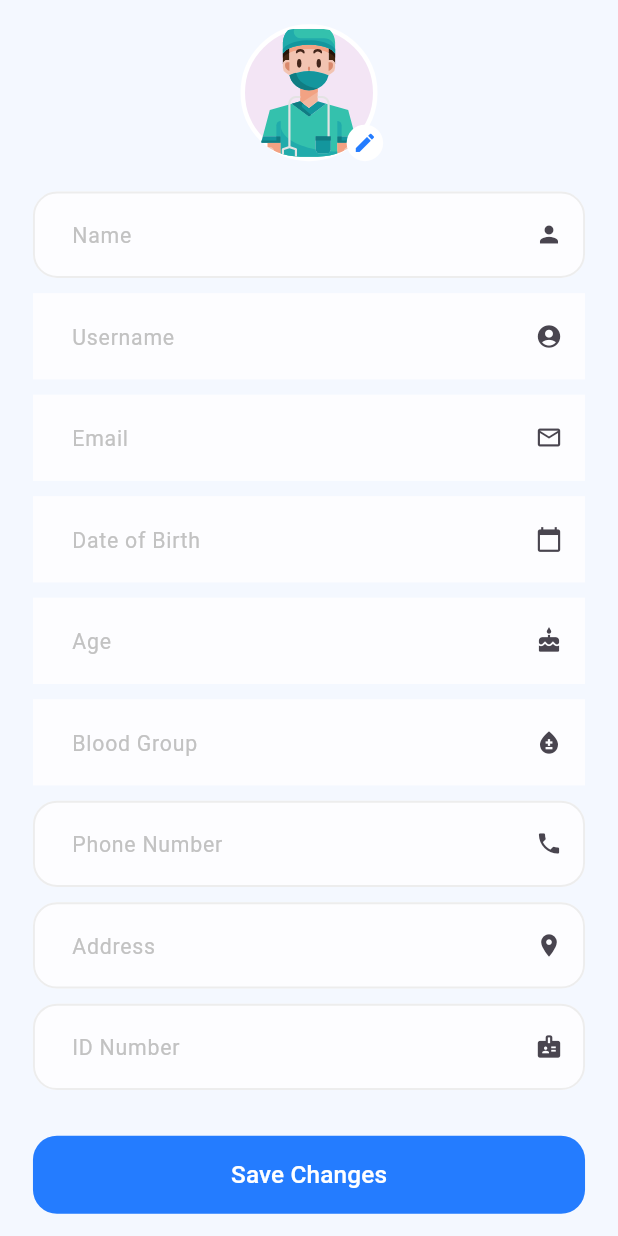
After one commit to Osamabnfathy/healthstack, a Flutter app: the EditProfileScreen screen opened directly, scrolled down 86 dp, after a tap on the "edit" icon, on a phone screen of 412 x 824 dp. The commit adds this screen. Run offline on Flutter 3.47's test engine with Material 3 defaults, Android fonts, the light colour scheme and no system bars; our stand-ins replace dio, easy_localization, flutter_bloc, flutter_screenutil, flutter_secure_storage, flutter_svg and 8 more; accounts and stored records are empty; generated files the repository leaves out were written again; network calls fail.

Commit message:
create the Edit Profile screen
- Make the screen to display the data from the api
- added the image picker functin to change the image

```diff
--- a/lib/core/routing/app_router.dart
+++ b/lib/core/routing/app_router.dart
@@ -5,14 +5,14 @@ import 'package:healthstack/core/routing/routes.dart';
 import 'package:healthstack/features/home/ui/home_screen.dart';
 import 'package:healthstack/core/di/dependency_injection.dart';
 import 'package:healthstack/features/login/ui/login_screen.dart';
+import 'package:healthstack/features/sign_up/ui/sign_up_screen.dart';
 import 'package:healthstack/features/doctors/ui/doctors_screen.dart';
-import 'package:healthstack/features/profile/ui/profile_screen.dart';
-import 'package:healthstack/features/sign_up/ui/sign_up_screen.dart';
 import 'package:healthstack/features/sign_up/logic/sign_up_cubit.dart';
 import 'package:healthstack/features/home/logic/cubit/home_cubit.dart';
 import 'package:healthstack/features/onboarding/onboarding_screen.dart';
 import 'package:healthstack/features/login/logic/cubit/login_cubit.dart';
 import 'package:healthstack/features/hospitals/ui/hospitals_screen.dart';
+import 'package:healthstack/features/edit_profile/ui/edit_profile_screen.dart';
 import 'package:healthstack/features/prescriptions/ui/prescriptions_screen.dart';
 import 'package:healthstack/features/medical_record/ui/medical_record_screen.dart';
 import 'package:healthstack/features/my_appointment/ui/my_appointments_screen.dart';
@@ -195,10 +195,23 @@ class AppRouter {
         );
 
 
-      case Routes.profileScreen:
-        return MaterialPageRoute(
-          builder: (_) => const ProfileScreen(),
-        );
+      case Routes.editProfileScreen:
+        if (arguments is HomeCubit) {
+          final homeCubitInstance = arguments;
+          return MaterialPageRoute(
+            builder: (context) => BlocProvider.value(
+              value: homeCubitInstance,
+              child: const EditProfileScreen(),
+            ),
+          );
+        }
+        else {
+          return MaterialPageRoute(
+            builder: (_) => const Scaffold(
+              body: Center(child: Text("Error: Missing data for Edit Profile screen."))
+            ),
+          );
+        }
 
 
       default:
--- a/lib/core/routing/routes.dart
+++ b/lib/core/routing/routes.dart
@@ -30,7 +30,7 @@ class Routes {
   static const String medicalRecordScreen = '/medicalRecordScreen';
 
   // screen of profile
-  static const String profileScreen = '/profileScreen';
+  static const String editProfileScreen = '/editProfileScreen';
 
   // screen of doctors
   static const String doctorsScreen = '/doctorsScreen';
--- /dev/null
+++ b/lib/features/edit_profile/ui/edit_profile_screen.dart
@@ -0,0 +1,67 @@
+import 'dart:io';
+import 'package:flutter/material.dart';
+import 'package:flutter_bloc/flutter_bloc.dart';
+import 'package:flutter_screenutil/flutter_screenutil.dart';
+import 'package:healthstack/core/helpers/spacing.dart';
+import 'package:healthstack/core/theming/colors.dart';
+import 'package:healthstack/features/home/logic/cubit/home_cubit.dart';
+import 'package:healthstack/features/edit_profile/ui/widgets/profile_forms.dart';
+import 'package:healthstack/features/edit_profile/ui/widgets/profile_image.dart';
+import 'package:healthstack/features/edit_profile/ui/widgets/profile_top_bar.dart';
+import 'package:healthstack/features/edit_profile/ui/widgets/save_changes_button.dart';
+
+class EditProfileScreen extends StatefulWidget {
+  const EditProfileScreen({super.key});
+
+  @override
+  State<EditProfileScreen> createState() => _EditProfileScreenState();
+}
+
+class _EditProfileScreenState extends State<EditProfileScreen> {
+  File? _newProfileImage;
+
+  void _onImagePicked(File? file) {
+    setState(() {
+      _newProfileImage = file;
+    });
+  }
+
+  // void _onSavePressed() {
+  //   context.read<HomeCubit>().updateProfile(
+
+  //     imageFile: _newProfileImage,
+  //   );
+  // }
+
+  @override
+  Widget build(BuildContext context) {
+    final profileData = context.watch<HomeCubit>().patientProfileData;
+
+    return Scaffold(
+        backgroundColor: ColorsManager.lightBlue,
+        body: SafeArea(
+          child: SingleChildScrollView(
+            child: Column(
+              children: [
+                const ProfileTopBar(),
+
+                Padding(
+                  padding: EdgeInsets.symmetric(horizontal: 20.w, vertical: 15.h),
+                  child: Column(
+                    children: [
+                      ProfileImage(data: profileData, onImagePicked: _onImagePicked,),
+                      verticalSpace(20),
+
+                      ProfileForms(data: profileData),
+                      verticalSpace(30),
+
+                      const SaveChangesButton(),
+                    ],
+                  ),
+                )
+              ],
+            ),
+          ),
+        ));
+  }
+}
--- /dev/null
+++ b/lib/features/edit_profile/ui/widgets/profile_forms.dart
@@ -0,0 +1,197 @@
+import 'package:flutter/material.dart';
+import 'package:healthstack/core/helpers/spacing.dart';
+import 'package:healthstack/features/home/data/models/patient_profile_response_model.dart';
+import 'package:healthstack/features/edit_profile/ui/widgets/profile_text_form_field.dart';
+
+
+class ProfileForms extends StatefulWidget {
+  final PatientProfileResponseModel? data;
+
+  const ProfileForms({super.key, this.data});
+
+  @override
+  State<ProfileForms> createState() => _ProfileFormsState();
+}
+
+class _ProfileFormsState extends State<ProfileForms> {
+  late TextEditingController _dobController;
+  late TextEditingController _bloodController;
+  late TextEditingController _ageController;
+  late TextEditingController _nameController;
+  late TextEditingController _usernameController;
+  late TextEditingController _emailController;
+  late TextEditingController _phoneController;
+  late TextEditingController _addressController;
+  late TextEditingController _nidController;
+
+  static const List<String> _bloodTypes = [
+    'A+', 'A-', 'B+', 'B-', 'AB+', 'AB-', 'O+', 'O-'
+  ];
+
+  // Cache icons to avoid recreation
+  static const Icon _personIcon = Icon(Icons.person);
+  static const Icon _accountIcon = Icon(Icons.account_circle);
+  static const Icon _emailIcon = Icon(Icons.email_outlined);
+  static const Icon _calendarIcon = Icon(Icons.calendar_today);
+  static const Icon _cakeIcon = Icon(Icons.cake);
+  static const Icon _bloodIcon = Icon(Icons.bloodtype);
+  static const Icon _phoneIcon = Icon(Icons.phone);
+  static const Icon _locationIcon = Icon(Icons.location_on);
+  static const Icon _badgeIcon = Icon(Icons.badge);
+
+  @override
+void initState() {
+  super.initState();
+  _dobController = TextEditingController(text: widget.data?.dob ?? '');
+  _bloodController = TextEditingController(text: widget.data?.bloodGroup ?? '');
+  _ageController = TextEditingController(text: widget.data?.age?.toString() ?? '',);
+  _nameController = TextEditingController(text: widget.data?.name ?? '');
+  _usernameController = TextEditingController(text: widget.data?.username ?? '');
+  _emailController = TextEditingController(text: widget.data?.email ?? '');
+  _phoneController = TextEditingController(text: widget.data?.phoneNumber?.toString() ?? '');
+  _addressController = TextEditingController(text: widget.data?.address ?? '');
+  _nidController = TextEditingController(text: widget.data?.nid ?? '');
+}
+
+  @override
+  void dispose() {
+    _dobController.dispose();
+    _bloodController.dispose();
+    _ageController.dispose();
+    super.dispose();
+  }
+
+  Future<void> _pickDate(BuildContext context) async {
+    final DateTime? picked = await showDatePicker(
+      context: context,
+      initialDate: DateTime(2000, 1, 1),
+      firstDate: DateTime(1900),
+      lastDate: DateTime.now(),
+      helpText: 'Select date of birth',
+      cancelText: 'Cancel',
+      confirmText: 'OK',
+    );
+
+    if (picked != null && mounted) {
+      final age = _calculateAge(picked);
+      final formattedDate = "${picked.year}-${picked.month.toString().padLeft(2, '0')}-${picked.day.toString().padLeft(2, '0')}";
+
+      setState(() {
+        _dobController.text = formattedDate;
+        _ageController.text = age.toString();
+      });
+    }
+  }
+
+  static int _calculateAge(DateTime birthDate) {
+    final today = DateTime.now();
+    int age = today.year - birthDate.year;
+    if (today.month < birthDate.month ||
+        (today.month == birthDate.month && today.day < birthDate.day)) {
+      age--;
+    }
+    return age;
+  }
+
+  Future<void> _pickBloodType(BuildContext context) async {
+    final String? selected = await showDialog<String>(
+      context: context,
+      builder: (context) => SimpleDialog(
+        title: const Text('Select Blood Group'),
+        children: _bloodTypes
+            .map((type) => SimpleDialogOption(
+                  onPressed: () => Navigator.pop(context, type),
+                  child: Text(type),
+                ))
+            .toList(),
+      ),
+    );
+
+    if (selected != null && mounted) {
+      setState(() {
+        _bloodController.text = selected;
+      });
+    }
+  }
+
+  @override
+  Widget build(BuildContext context) {
+    return Form(
+      autovalidateMode: AutovalidateMode.onUserInteraction,
+      child: Column(
+        mainAxisSize: MainAxisSize.min,
+        children: [
+          ProfileTextFormField(
+            controller: _nameController,
+            hintText: "Name",
+            readOnly: false,
+            suffixIcon: _personIcon,
+          ),
+          verticalSpace(10),
+
+          ProfileTextFormField(
+            controller: _usernameController,
+            hintText: "Username",
+            readOnly: true,
+            suffixIcon: _accountIcon,
+          ),
+          verticalSpace(10),
+
+          ProfileTextFormField(
+            controller: _emailController,
+            hintText: "Email",
+            readOnly: true,
+            suffixIcon: _emailIcon,
+          ),
+          verticalSpace(10),
+
+          ProfileTextFormField(
+            controller: _dobController,
+            hintText: "Date of Birth",
+            readOnly: true,
+            onTap: () => _pickDate(context),
+            suffixIcon: _calendarIcon,
+          ),
+          verticalSpace(10),
+
+          ProfileTextFormField(
+            controller: _ageController,
+            hintText: "Age",
+            readOnly: true,
+            suffixIcon: _cakeIcon,
+          ),
+          verticalSpace(10),
+
+          ProfileTextFormField(
+            controller: _bloodController,
+            hintText: "Blood Group",
+            readOnly: true,
+            onTap: () => _pickBloodType(context),
+            suffixIcon: _bloodIcon,
+          ),
+          verticalSpace(10),
+
+          ProfileTextFormField(
+            controller: _phoneController,
+            hintText: "Phone Number",
+            suffixIcon: _phoneIcon,
+          ),
+          verticalSpace(10),
+
+          ProfileTextFormField(
+            controller: _addressController,
+            hintText: "Address",
+            suffixIcon: _locationIcon,
+          ),
+          verticalSpace(10),
+
+          ProfileTextFormField(
+            controller: _nidController,
+            hintText: "ID Number",
+            suffixIcon: _badgeIcon,
+          ),
+        ],
+      ),
+    );
+  }
+}
--- /dev/null
+++ b/lib/features/edit_profile/ui/widgets/profile_image.dart
@@ -0,0 +1,100 @@
+import 'dart:io';
+import 'package:flutter_svg/svg.dart';
+import 'package:flutter/material.dart';
+import 'package:image_picker/image_picker.dart';
+import 'package:healthstack/core/theming/colors.dart';
+import 'package:flutter_screenutil/flutter_screenutil.dart';
+import 'package:healthstack/features/home/data/models/patient_profile_response_model.dart';
+
+
+class ProfileImage extends StatefulWidget {
+  final PatientProfileResponseModel? data;
+  final void Function(File?)? onImagePicked;
+
+  const ProfileImage({super.key, this.data, this.onImagePicked});
+
+  @override
+  State<ProfileImage> createState() => _ProfileImageState();
+}
+
+class _ProfileImageState extends State<ProfileImage> {
+  File? _pickedImage;
+
+  Future<void> _pickImage() async {
+    final picker = ImagePicker();
+    final picked = await picker.pickImage(source: ImageSource.gallery);
+
+    if (picked != null) {
+      final file = File(picked.path);
+      final fileSize = await file.length();
+      final fileExtension = picked.path.split('.').last.toLowerCase();
+
+      if (fileSize > 2 * 1024 * 1024) {
+        ScaffoldMessenger.of(context).showSnackBar(
+          const SnackBar(content: Text('Image must be less than 2 MB.')),
+        );
+        return;
+      }
+
+      if (fileExtension != 'jpg' && fileExtension != 'jpeg' && fileExtension != 'png') {
+        ScaffoldMessenger.of(context).showSnackBar(
+          const SnackBar(content: Text('Only JPG and PNG images are allowed.')),
+        );
+        return;
+      }
+
+      setState(() {
+        _pickedImage = file;
+      });
+      widget.onImagePicked?.call(_pickedImage);
+    }
+  }
+
+  @override
+  Widget build(BuildContext context) {
+    final imageWidget = _pickedImage != null
+      ? Image.file(_pickedImage!, fit: BoxFit.fill, width: 80.w, height: 80.h)
+      : (widget.data?.featuredImage != null && widget.data!.featuredImage!.isNotEmpty
+          ? Image.network(widget.data!.featuredImage!, fit: BoxFit.fill, width: 80.w, height: 80.h)
+          : SvgPicture.asset('assets/svgs/general_speciality.svg', fit: BoxFit.cover, height: 50.h, width: 50.w));
+
+
+    return  Column(
+      children: [
+        Stack(
+          alignment: Alignment.bottomRight,
+          children: [
+            Container(
+              width: 90.w,
+              height: 90.h,
+              decoration: BoxDecoration(
+                color: Colors.purple.shade50,
+                shape: BoxShape.circle,
+                border: Border.all(color: Colors.white, width: 3),
+              ),
+
+              child: ClipRRect(
+                borderRadius: BorderRadius.circular(40.r),
+                child: imageWidget,
+              ),
+            ),
+
+            InkWell(
+              onTap: _pickImage,
+              child: Container(
+                padding: EdgeInsets.all(4.r),
+                decoration: const BoxDecoration(
+                  color: Colors.white,
+                  shape: BoxShape.circle,
+                ),
+                child: Icon(Icons.edit, size: 16.sp, color: ColorsManager.mainBlue),
+              ),
+            ),
+          ],
+        ),
+      ],
+    );
+
+
+  }
+}
--- /dev/null
+++ b/lib/features/edit_profile/ui/widgets/profile_text_form_field.dart
@@ -0,0 +1,74 @@
+import 'package:flutter/material.dart';
+import 'package:healthstack/core/theming/colors.dart';
+import 'package:healthstack/core/theming/styles.dart';
+import 'package:flutter_screenutil/flutter_screenutil.dart';
+
+
+class ProfileTextFormField extends StatelessWidget {
+  final EdgeInsetsGeometry? contentPadding;
+  final InputBorder? focusedBorder;
+  final InputBorder? enabledBorder;
+  final TextStyle? inputTextStyle;
+  final TextStyle? hintStyle;
+  final String hintText;
+  final Widget? suffixIcon;
+  final Color? backgroundColor;
+  final TextEditingController? controller;
+  final bool readOnly;
+  final VoidCallback? onTap;
+
+  const ProfileTextFormField({
+    super.key,
+    this.contentPadding,
+    this.focusedBorder,
+    this.enabledBorder,
+    this.inputTextStyle,
+    this.hintStyle,
+    required this.hintText,
+    this.suffixIcon,
+    this.backgroundColor,
+    this.controller,
+    this.readOnly = false,
+    this.onTap,
+  });
+
+  @override
+  Widget build(BuildContext context) {
+    final border = OutlineInputBorder(
+      borderSide: const BorderSide(
+        color: ColorsManager.mainBlue,
+        width: 1.3,
+      ),
+      borderRadius: BorderRadius.circular(16.0),
+    );
+
+    final grayBorder = OutlineInputBorder(
+      borderSide: const BorderSide(
+        color: ColorsManager.lighterGray,
+        width: 1.3,
+      ),
+      borderRadius: BorderRadius.circular(16.0),
+    );
+
+    return TextFormField(
+      controller: controller,
+      readOnly: readOnly,
+      onTap: onTap,
+      decoration: InputDecoration(
+        isDense: true,
+        contentPadding: contentPadding ?? EdgeInsets.symmetric(horizontal: 20.w, vertical: 18.h),
+
+        focusedBorder: readOnly ? InputBorder.none : (focusedBorder ?? border),
+        enabledBorder: readOnly ? InputBorder.none : (enabledBorder ?? grayBorder),
+
+        hintStyle: hintStyle ?? TextStyles.font14LightGrayRegular,
+        hintText: hintText,
+
+        suffixIcon: suffixIcon,
+        fillColor: backgroundColor ?? ColorsManager.moreLightGray,
+        filled: true,
+      ),
+      style: inputTextStyle ?? TextStyles.font14DarkBlueMedium,
+    );
+  }
+}
--- /dev/null
+++ b/lib/features/edit_profile/ui/widgets/profile_top_bar.dart
@@ -0,0 +1,36 @@
+import 'package:flutter/material.dart';
+import 'package:flutter_screenutil/flutter_screenutil.dart';
+import 'package:healthstack/core/theming/colors.dart';
+import 'package:healthstack/core/theming/styles.dart';
+
+
+class ProfileTopBar extends StatelessWidget {
+  const ProfileTopBar({super.key});
+
+  @override
+  Widget build(BuildContext context) {
+    return Padding(
+      padding: EdgeInsets.symmetric(horizontal: 16.w, vertical: 30.h),
+      child: Row(
+        children: [
+          GestureDetector(
+            onTap: () => Navigator.pop(context),
+            child: Icon(
+              Icons.arrow_back_ios,
+              size: 20.sp,
+              color: ColorsManager.darkBlue,
+            ),
+          ),
+
+          Expanded(
+            child: Text(
+              'Edit Profile',
+              style: TextStyles.font18DarkBlueBold,
+              textAlign: TextAlign.center,
+            ),
+          ),
+        ],
+      ),
+    );
+  }
+}
--- /dev/null
+++ b/lib/features/edit_profile/ui/widgets/save_changes_button.dart
@@ -0,0 +1,33 @@
+import 'package:flutter/material.dart';
+import 'package:healthstack/core/theming/colors.dart';
+import 'package:healthstack/core/theming/styles.dart';
+
+
+class SaveChangesButton extends StatelessWidget {
+  const SaveChangesButton({super.key});
+
+  @override
+  Widget build(BuildContext context) {
+    return TextButton(
+      onPressed: () {
+       // context.pushNamed(Routes.); // !! add the photo picker
+      },
+      style: ButtonStyle(
+        backgroundColor: MaterialStateProperty.all(ColorsManager.mainBlue),
+        tapTargetSize: MaterialTapTargetSize.shrinkWrap,
+        minimumSize: MaterialStateProperty.all(const Size(double.infinity, 52),),
+
+        shape: MaterialStateProperty.all(
+          RoundedRectangleBorder(
+            borderRadius: BorderRadius.circular(16),
+          ),
+        ),
+      ),
+
+      child: Text(
+        'Save Changes',
+        style: TextStyles.font16WhiteMedium,
+      ),
+    );
+  }
+}
--- a/lib/features/home/ui/widgets/drawer/ui/widgets/bottuns_list.dart
+++ b/lib/features/home/ui/widgets/drawer/ui/widgets/bottuns_list.dart
@@ -45,7 +45,7 @@ class ButtonsList extends StatelessWidget {
         'Personal Information',
         Colors.blue.shade50,
         Colors.blue,
-        () => context.pushNamed(Routes.profileScreen),
+        () => context.pushNamed(Routes.editProfileScreen , arguments: homeCubitInstance),
         image: Image.asset('assets/icons/personalcard.png', height: 22.h, width: 22.w),
       ),
 
@@ -75,10 +75,10 @@ class ButtonsList extends StatelessWidget {
 
     return Container(
       color: ColorsManager.lighterGray,
-      padding: EdgeInsets.symmetric(horizontal: 10.w).copyWith(top: 10.h), // List horizental padding
+      padding: EdgeInsets.symmetric(horizontal: 10.w).copyWith(top: 10.h),
 
       child: ListView.separated(
-        physics: const BouncingScrollPhysics(), // Good for lists that might not scroll much
+        physics: const BouncingScrollPhysics(),
         separatorBuilder: (context, index) => SizedBox(height: 12.h),
 
         itemCount: menuItems.length,
--- a/lib/features/home/ui/widgets/drawer/ui/widgets/drawer_profile_information.dart
+++ b/lib/features/home/ui/widgets/drawer/ui/widgets/drawer_profile_information.dart
@@ -1,11 +1,13 @@
 import 'package:flutter_svg/svg.dart';
 import 'package:flutter/material.dart';
-import 'package:healthstack/core/helpers/extensions.dart';
+import 'package:flutter_bloc/flutter_bloc.dart';
 import 'package:healthstack/core/routing/routes.dart';
 import 'package:healthstack/core/theming/styles.dart';
 import 'package:healthstack/core/theming/colors.dart';
 import 'package:healthstack/core/helpers/spacing.dart';
+import 'package:healthstack/core/helpers/extensions.dart';
 import 'package:flutter_screenutil/flutter_screenutil.dart';
+import 'package:healthstack/features/home/logic/cubit/home_cubit.dart';
 import 'package:healthstack/features/home/data/models/patient_profile_response_model.dart';
 
 class ProfileInformation extends StatelessWidget {
@@ -15,6 +17,8 @@ class ProfileInformation extends StatelessWidget {
 
   @override
   Widget build(BuildContext context) {
+    final homeCubitInstance = context.read<HomeCubit>();
+
     return Container(
       color: ColorsManager.lightBlue,
       padding: EdgeInsets.only(top: 40.h, bottom: 20.h, left: 20.w, right: 20.w),
@@ -66,16 +70,18 @@ class ProfileInformation extends StatelessWidget {
               InkWell(
                 onTap: () {
                   context.pushNamed(
-                    Routes.profileScreen,
-                    arguments: patientProfileData,
+                    Routes.editProfileScreen,
+                    arguments: homeCubitInstance,
                   );
                 },
+
                 child: Container(
                   padding: EdgeInsets.all(4.r),
                   decoration: const BoxDecoration(
                     color: Colors.white,
                     shape: BoxShape.circle,
                   ),
+
                   child: Icon(Icons.edit, size: 16.sp, color: ColorsManager.mainBlue),
                 ),
               ),
--- a/lib/features/profile/ui/profile_screen.dart
+++ /dev/null
@@ -1,10 +0,0 @@
-import 'package:flutter/material.dart';
-
-class ProfileScreen extends StatelessWidget {
-  const ProfileScreen({super.key});
-
-  @override
-  Widget build(BuildContext context) {
-    return const Text('Profile Screen');
-  }
-}
--- a/pubspec.yaml
+++ b/pubspec.yaml
@@ -66,6 +66,8 @@ dependencies:
   # shimmer for loading animation
   shimmer: ^3.0.0
   lottie: ^3.1.0
+  # for image picking
+  image_picker: ^1.1.2
 
 
 dev_dependencies:
```
Also changed, not shown: pubspec.lock, 4 other files.
